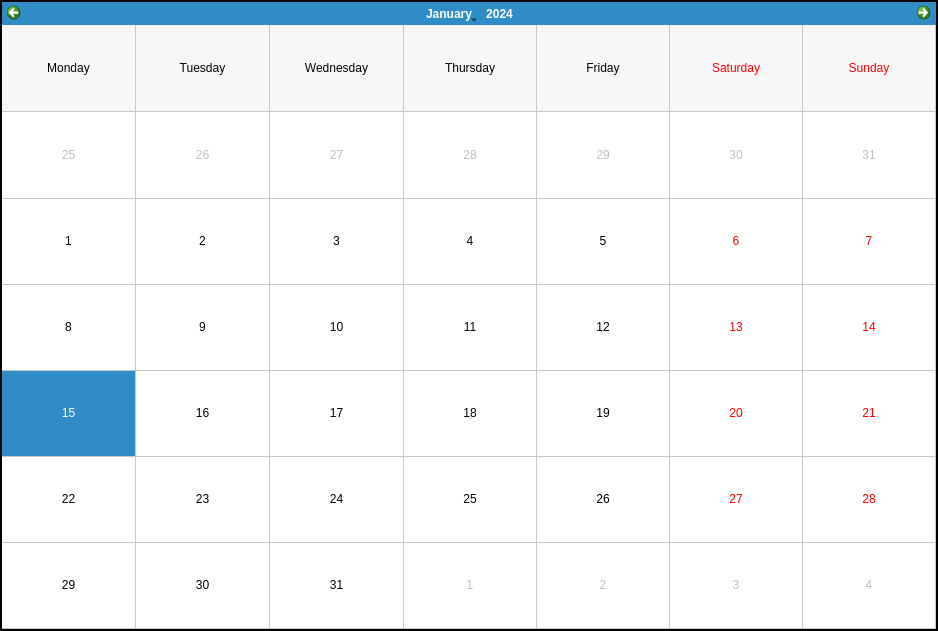
The window that sources/Booking/BookingPlanning.ui (aurelien35/loteliQt) describes before a commit, drawn with Qt 5.
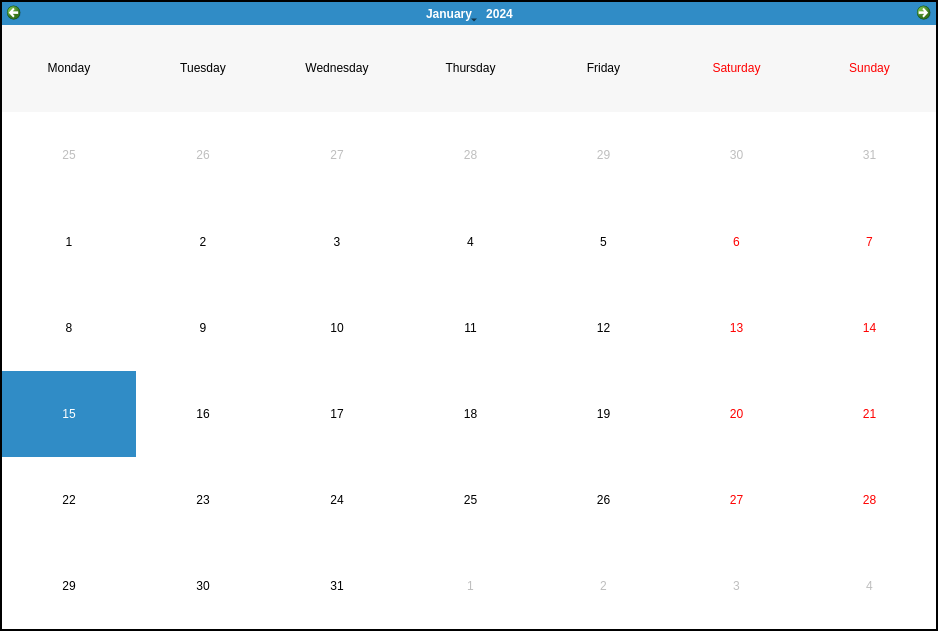
The same window after the commit. Custom widgets are drawn as their Qt base class.

The edit to the form file:
```diff
--- a/sources/Booking/BookingPlanning.ui
+++ b/sources/Booking/BookingPlanning.ui
@@ -28,9 +28,6 @@
      <property name="firstDayOfWeek">
       <enum>Qt::Monday</enum>
      </property>
-     <property name="gridVisible">
-      <bool>true</bool>
-     </property>
      <property name="horizontalHeaderFormat">
       <enum>QCalendarWidget::LongDayNames</enum>
      </property>
```
